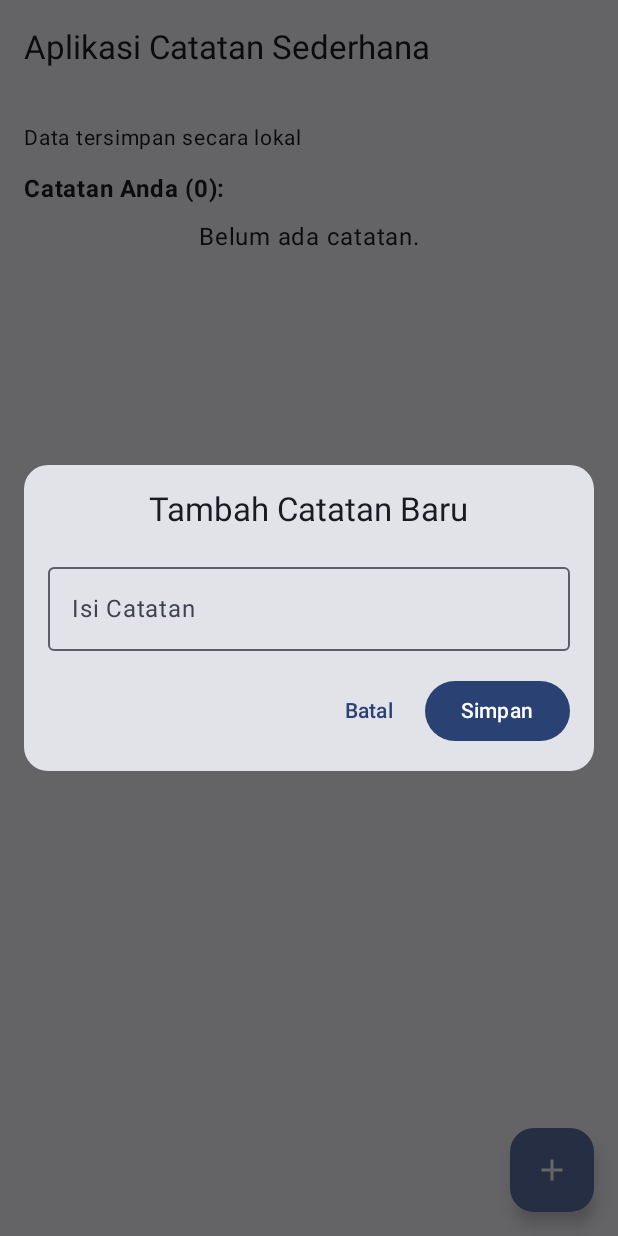
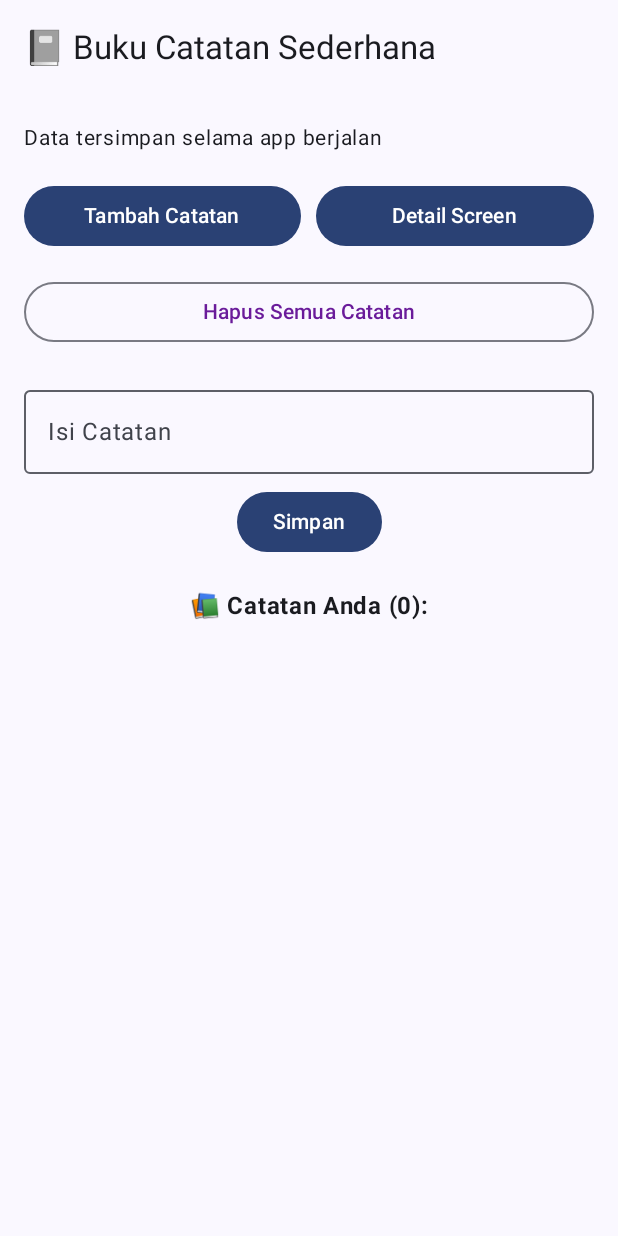
Before and after one commit to ferrynandi/NoteN, an Android app built with Jetpack Compose: the composable NoteApp shown on its own in the app's theme, after a tap on "Tambah Catatan", on a phone screen of 412 x 824 dp. Run offline under Robolectric (Android 15) with nearby library versions, the phone set to English and light mode, and no system bars; missing, so only their content is drawn: MyApplicationTheme; 1 statement that could not run was skipped.

Commit message:
versi tanpa gson dengan detail screen yang belum diubah

```diff
--- a/app/src/main/java/com/ferry/noten/MainActivity.kt
+++ b/app/src/main/java/com/ferry/noten/MainActivity.kt
@@ -1,17 +1,10 @@
 package com.ferry.noten
 
-import android.content.Context
 import android.os.Bundle
 import androidx.activity.ComponentActivity
 import androidx.activity.compose.setContent
 import androidx.compose.foundation.layout.*
-import androidx.compose.foundation.lazy.LazyColumn
-import androidx.compose.foundation.lazy.itemsIndexed // Import for LazyColumn
 import androidx.compose.foundation.shape.RoundedCornerShape
-import androidx.compose.material.icons.Icons
-import androidx.compose.material.icons.filled.Add
-import androidx.compose.material.icons.filled.Delete
-import androidx.compose.material.icons.filled.Edit
 import androidx.compose.material3.*
 import androidx.compose.runtime.*
 import androidx.compose.runtime.getValue
@@ -19,42 +12,17 @@ import androidx.compose.runtime.setValue
 import androidx.compose.ui.Alignment
 import androidx.compose.ui.Modifier
 import androidx.compose.ui.graphics.Color
-import androidx.compose.ui.platform.LocalContext
 import androidx.compose.ui.text.font.FontWeight
 import androidx.compose.ui.text.style.TextAlign
 import androidx.compose.ui.unit.dp
 import androidx.compose.ui.unit.sp
-import androidx.compose.ui.window.Dialog // For the edit dialog
-import com.ferry.noten.ui.theme.NoteNTheme
-import com.google.gson.Gson
-import com.google.gson.reflect.TypeToken
 
-fun saveNotesToPreferences(context: Context, notes: List<String>) {
-    val sharedPreferences = context.getSharedPreferences("NoteAppPrefs", Context.MODE_PRIVATE)
-    val editor = sharedPreferences.edit()
-    val gson = Gson()
-    val jsonNotes = gson.toJson(notes)
-    editor.putString("notes_list", jsonNotes)
-    editor.apply()
-}
-
-fun loadNotesFromPreferences(context: Context): List<String> {
-    val sharedPreferences = context.getSharedPreferences("NoteAppPrefs", Context.MODE_PRIVATE)
-    val gson = Gson()
-    val jsonNotes = sharedPreferences.getString("notes_list", null)
-    return if (jsonNotes != null) {
-        val type = object : TypeToken<List<String>>() {}.type
-        gson.fromJson(jsonNotes, type)
-    } else {
-        emptyList()
-    }
-}
 
 class MainActivity : ComponentActivity() {
     override fun onCreate(savedInstanceState: Bundle?) {
         super.onCreate(savedInstanceState)
         setContent {
-            NoteNTheme {
+            MyApplicationTheme {
                 NoteApp()
             }
         }
@@ -64,225 +32,101 @@ class MainActivity : ComponentActivity() {
 @OptIn(ExperimentalMaterial3Api::class)
 @Composable
 fun NoteApp() {
-    val context = LocalContext.current
-    var notesData by remember { mutableStateOf(loadNotesFromPreferences(context)) }
-
-    // State for Create/Update form
-    var showFormDialog by remember { mutableStateOf(false) }
-    var currentNoteInput by remember { mutableStateOf("") }
-    var editingNoteIndex by remember { mutableStateOf<Int?>(null) } // To track if we are editing
-
-    val onSaveNote: () -> Unit = {
-        if (currentNoteInput.isNotBlank()) {
-            val updatedNotes = notesData.toMutableList()
-            if (editingNoteIndex != null) { // UPDATE
-                updatedNotes[editingNoteIndex!!] = currentNoteInput
-            } else { // CREATE
-                updatedNotes.add(currentNoteInput)
-            }
-            notesData = updatedNotes.toList()
-            saveNotesToPreferences(context, notesData)
-            currentNoteInput = ""
-            editingNoteIndex = null
-            showFormDialog = false
-        }
-    }
-
-    val onDeleteNote: (Int) -> Unit = { index ->
-        val updatedNotes = notesData.toMutableList()
-        updatedNotes.removeAt(index)
-        notesData = updatedNotes.toList()
-        saveNotesToPreferences(context, notesData)
-    }
-
-    val onEditNote: (Int) -> Unit = { index ->
-        currentNoteInput = notesData[index]
-        editingNoteIndex = index
-        showFormDialog = true
-    }
+    var showForm by remember { mutableStateOf(false) }
+    var noteInput by remember { mutableStateOf("") }
+    var notesData by remember { mutableStateOf(listOf<String>()) }
 
     Scaffold(
         topBar = {
             TopAppBar(
-                title = { Text("Aplikasi Catatan Sederhana") }
+                title = { Text("📓 Buku Catatan Sederhana") }
             )
         },
-        floatingActionButton = {
-            FloatingActionButton(onClick = {
-                currentNoteInput = "" //biar input note baru dari awal
-                editingNoteIndex = null
-                showFormDialog = true
-            }) {
-                Icon(Icons.Filled.Add, contentDescription = "Tambah Catatan")
-            }
-        }
-    ) { paddingValues ->
+        content = { padding ->
             Column(
                 modifier = Modifier
-                .padding(paddingValues)
+                    .padding(padding)
                     .padding(16.dp)
                     .fillMaxSize(),
                 horizontalAlignment = Alignment.CenterHorizontally
             ) {
-
                 Text(
-                text = "Data tersimpan secara lokal",
+                    text = "Data tersimpan selama app berjalan",
                     fontSize = 14.sp,
                     modifier = Modifier.fillMaxWidth(),
                     textAlign = TextAlign.Start
                 )
 
-            Spacer(modifier = Modifier.height(10.dp))
+                Spacer(modifier = Modifier.height(16.dp))
 
-            if (notesData.isNotEmpty()) {
-                OutlinedButton(
-                    onClick = {
-                        notesData = emptyList()
-                        saveNotesToPreferences(context, notesData)
-                    },
-                    shape = RoundedCornerShape(50),
-                    modifier = Modifier.fillMaxWidth()
+                Row(
+                    modifier = Modifier.fillMaxWidth(),
+                    horizontalArrangement = Arrangement.spacedBy(10.dp)
                 ) {
-                    Text("Hapus Semua Catatan", color = Color.Red)
+                    Button(
+                        onClick = { showForm = !showForm },
+                        modifier = Modifier.weight(1f)
+                    ) {
+                        Text("Tambah Catatan")
                     }
-                Spacer(modifier = Modifier.height(10.dp))
+                    Button(
+                        onClick = { },
+                        modifier = Modifier.weight(1f)
+                    ) {
+                        Text("Detail Screen")
+                    }
                 }
 
+                Spacer(modifier = Modifier.height(16.dp))
 
-            Text(
-                "Catatan Anda (${notesData.size}):",
-                fontWeight = FontWeight.Bold,
-                textAlign = TextAlign.Start,
+                OutlinedButton(
+                    onClick = { notesData = emptyList() },
+                    shape = RoundedCornerShape(50),
+                    modifier = Modifier
+                        .fillMaxWidth()
+                ) {
+                    Text("Hapus Semua Catatan", color = Color(0xFF6A1B9A))
+                }
+
+                Spacer(modifier = Modifier.height(20.dp))
+
+                if (showForm) {
+                    OutlinedTextField(
+                        value = noteInput,
+                        onValueChange = { noteInput = it },
+                        label = { Text("Isi Catatan") },
                         modifier = Modifier.fillMaxWidth()
                     )
                     Spacer(modifier = Modifier.height(8.dp))
-
-            // READ: Displaying the notes
-            if (notesData.isEmpty()){
-                Text("Belum ada catatan.")
-            } else {
-                LazyColumn(
-                    modifier = Modifier.fillMaxWidth(),
-                    verticalArrangement = Arrangement.spacedBy(8.dp)
-                ) {
-                    itemsIndexed(notesData, key = { index, _ -> index }) { index, note ->
-                        NoteItem(
-                            noteText = note,
-                            onEditClick = { onEditNote(index) },
-                            onDeleteClick = { onDeleteNote(index) }
-                        )
+                    Button(onClick = {
+                        if (noteInput.isNotBlank()) {
+                            notesData = notesData + noteInput
+                            noteInput = ""
+                            showForm = false
                         }
-                }
-            }
+                    }) {
+                        Text("Simpan")
                     }
 
-        // CREATE / UPDATE Dialog
-        if (showFormDialog) {
-            EditNoteDialog(
-                initialValue = currentNoteInput,
-                onDismissRequest = {
-                    showFormDialog = false
-                    editingNoteIndex = null //reset edit
-                    currentNoteInput = ""
-                },
-                onSave = onSaveNote,
-                onValueChange = { currentNoteInput = it },
-                isEditing = editingNoteIndex != null
-            )
-        }
-    }
+                    Spacer(modifier = Modifier.height(20.dp))
                 }
 
-@Composable
-fun NoteItem(
-    noteText: String,
-    onEditClick: () -> Unit,
-    onDeleteClick: () -> Unit
-) {
+                Text("📚 Catatan Anda (${notesData.size}):", fontWeight = FontWeight.Bold, textAlign = TextAlign.Start)
+
+                notesData.forEachIndexed { index, note ->
                     Card(
                         modifier = Modifier
-            .fillMaxWidth(),
+                            .fillMaxWidth()
+                            .padding(vertical = 4.dp),
                         colors = CardDefaults.cardColors(containerColor = Color(0xFFEDE7F6))
                     ) {
-        Row(
-            modifier = Modifier
-                .padding(12.dp)
-                .fillMaxWidth(),
-            verticalAlignment = Alignment.CenterVertically,
-            horizontalArrangement = Arrangement.SpaceBetween
-        ) {
-            Text(
-                text = noteText,
-                modifier = Modifier.weight(1f)
-            )
-            Row {
-                IconButton(onClick = onEditClick) {
-                    Icon(Icons.Filled.Edit, contentDescription = "Edit Catatan", tint = Color(0xFF6A1B9A))
-                }
-                IconButton(onClick = onDeleteClick) {
-                    Icon(Icons.Filled.Delete, contentDescription = "Hapus Catatan", tint = Color.Red)
+                        Column(modifier = Modifier.padding(12.dp)) {
+                            Text("Catatan #${index + 1}", color = Color(0xFF6A1B9A), fontWeight = FontWeight.Bold)
+                            Text(note)
                         }
                     }
                 }
             }
         }
-
-@OptIn(ExperimentalMaterial3Api::class)
-@Composable
-fun EditNoteDialog(
-    initialValue: String,
-    onDismissRequest: () -> Unit,
-    onSave: () -> Unit,
-    onValueChange: (String) -> Unit,
-    isEditing: Boolean
-) {
-    var text by remember { mutableStateOf(initialValue) }
-
-    // Update internal text when initialValue changes (e.g., when opening dialog for different notes)
-    LaunchedEffect(initialValue) {
-        text = initialValue
+    )
 }
-
-    Dialog(onDismissRequest = onDismissRequest) {
-        Card(
-            modifier = Modifier
-                .fillMaxWidth()
-                .padding(16.dp),
-            shape = RoundedCornerShape(16.dp),
-        ) {
-            Column(
-                modifier = Modifier.padding(16.dp),
-                horizontalAlignment = Alignment.CenterHorizontally
-            ) {
-                Text(if (isEditing) "Edit Catatan" else "Tambah Catatan Baru", style = MaterialTheme.typography.titleLarge)
-                Spacer(modifier = Modifier.height(16.dp))
-                OutlinedTextField(
-                    value = text,
-                    onValueChange = {
-                        text = it
-                        onValueChange(it)
-                    },
-                    label = { Text("Isi Catatan") },
-                    modifier = Modifier.fillMaxWidth(),
-                    singleLine = false,
-                    maxLines = 5
-                )
-                Spacer(modifier = Modifier.height(16.dp))
-                Row(
-                    modifier = Modifier.fillMaxWidth(),
-                    horizontalArrangement = Arrangement.End
-                ) {
-                    TextButton(onClick = onDismissRequest) {
-                        Text("Batal")
-                    }
-                    Spacer(modifier = Modifier.width(8.dp))
-                    Button(onClick = {
-                        onSave()
-                    }) {
-                        Text("Simpan")
-                    }
-                }
-            }
-        }
-    }
-}
```
Lines whose indentation alone changed are shown as unchanged.
